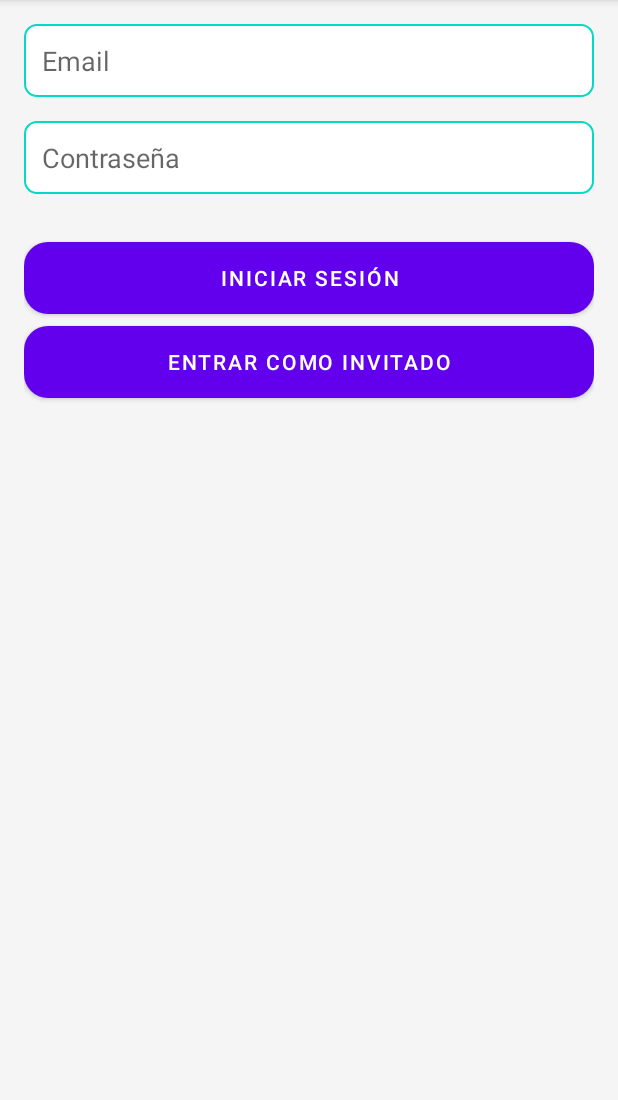
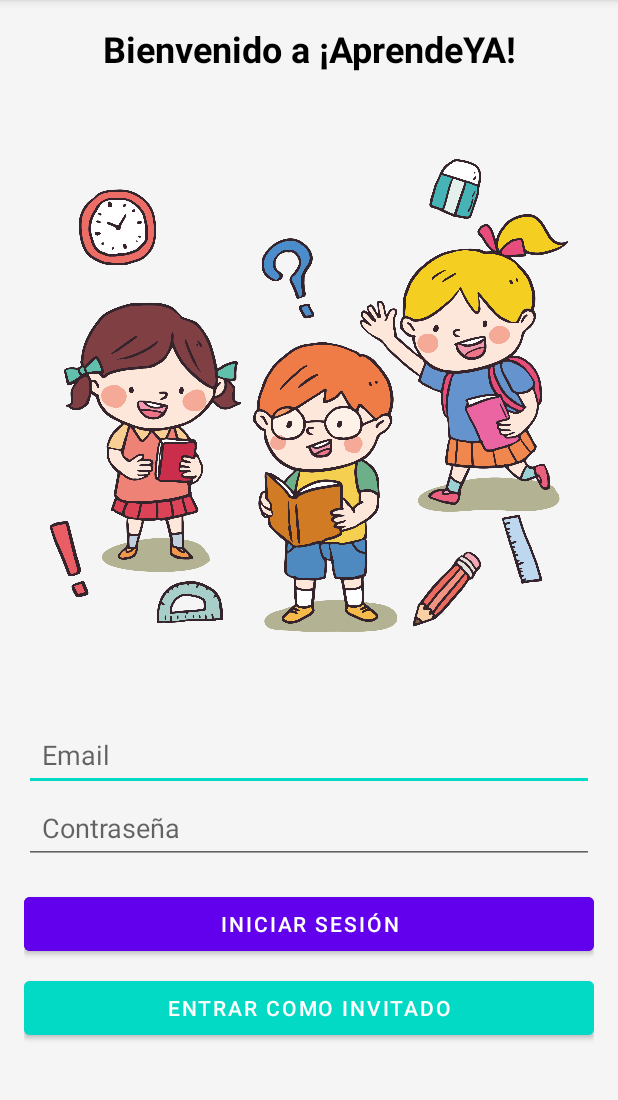
Before and after one commit to guidoftp/Aplicacion-IOT-BD, an Android app: the screen it shows after launch (LoginActivity), on a phone screen of 412 x 824 dp, the part 84-1184 px from its top. Run offline under Robolectric (Android 15) with nearby library versions, the phone set to English and light mode, and no system bars; our stand-ins replace Firebase (no records; nobody signed in at launch, a user with empty details on screens opened directly).

Commit message:
Un poco mas de diseño a la app

```diff
--- a/app/src/main/res/layout/activity_login.xml
+++ b/app/src/main/res/layout/activity_login.xml
@@ -1,59 +1,94 @@
 <?xml version="1.0" encoding="utf-8"?>
-<LinearLayout xmlns:android="http://schemas.android.com/apk/res/android"
+<androidx.constraintlayout.widget.ConstraintLayout
+    xmlns:android="http://schemas.android.com/apk/res/android"
     xmlns:app="http://schemas.android.com/apk/res-auto"
+    xmlns:tools="http://schemas.android.com/tools"
     android:layout_width="match_parent"
     android:layout_height="match_parent"
-    android:orientation="vertical"
     android:padding="16dp"
     android:background="@color/background_color">
 
+    <!-- Título de bienvenida -->
+    <TextView
+        android:id="@+id/textViewWelcome"
+        android:layout_width="wrap_content"
+        android:layout_height="wrap_content"
+        android:text="Bienvenido a ¡AprendeYA!"
+        android:textSize="24sp"
+        android:textStyle="bold"
+        android:textColor="@android:color/black"
+        app:layout_constraintTop_toTopOf="parent"
+        app:layout_constraintStart_toStartOf="parent"
+        app:layout_constraintEnd_toEndOf="parent"
+        android:layout_marginBottom="16dp" />
+
+    <!-- Imagen debajo del título -->
+    <ImageView
+        android:id="@+id/imageView3"
+        android:layout_width="345dp"
+        android:layout_height="430dp"
+        android:elevation="4dp"
+        app:layout_constraintEnd_toEndOf="parent"
+        app:layout_constraintStart_toStartOf="parent"
+        app:layout_constraintTop_toBottomOf="@id/textViewWelcome"
+        app:srcCompat="@drawable/loog" />
+
+    <!-- Campos de texto y botones en la parte inferior -->
     <EditText
         android:id="@+id/etEmail"
-        android:layout_width="match_parent"
+        android:layout_width="0dp"
         android:layout_height="wrap_content"
         android:hint="Email"
         android:inputType="textEmailAddress"
         android:padding="12dp"
-        android:background="@drawable/edit_text_background"
-        android:layout_marginBottom="16dp"/> <!-- Fondo con esquinas redondeadas -->
+        android:layout_marginBottom="16dp"
+        app:layout_constraintTop_toBottomOf="@id/imageView3"
+        app:layout_constraintStart_toStartOf="parent"
+        app:layout_constraintEnd_toEndOf="parent" />
 
     <EditText
         android:id="@+id/etPassword"
-        android:layout_width="match_parent"
+        android:layout_width="0dp"
         android:layout_height="wrap_content"
         android:hint="Contraseña"
         android:inputType="textPassword"
         android:padding="12dp"
-        android:background="@drawable/edit_text_background"
-        android:layout_marginBottom="16dp"/> <!-- Fondo con esquinas redondeadas -->
+        android:layout_marginBottom="16dp"
+        app:layout_constraintTop_toBottomOf="@id/etEmail"
+        app:layout_constraintStart_toStartOf="parent"
+        app:layout_constraintEnd_toEndOf="parent" />
 
     <ProgressBar
         android:id="@+id/progressBar"
         android:layout_width="wrap_content"
         android:layout_height="wrap_content"
-        android:layout_gravity="center"
-        android:visibility="gone"/>
+        android:visibility="gone"
+        app:layout_constraintTop_toBottomOf="@id/etPassword"
+        app:layout_constraintStart_toStartOf="parent"
+        app:layout_constraintEnd_toEndOf="parent" />
 
     <Button
         android:id="@+id/btnLogin"
-        android:layout_width="match_parent"
+        android:layout_width="0dp"
         android:layout_height="wrap_content"
         android:text="Iniciar sesión"
         android:layout_marginTop="16dp"
         android:backgroundTint="@color/colorPrimary"
         android:textColor="@android:color/white"
-        android:background="@drawable/button_background"
-        android:elevation="4dp"/> <!-- Fondo con esquinas redondeadas y sombra -->
+        app:layout_constraintTop_toBottomOf="@id/progressBar"
+        app:layout_constraintStart_toStartOf="parent"
+        app:layout_constraintEnd_toEndOf="parent" />
 
     <Button
         android:id="@+id/btnGuest"
-        android:layout_width="match_parent"
+        android:layout_width="0dp"
         android:layout_height="wrap_content"
         android:text="Entrar como Invitado"
         android:layout_marginTop="8dp"
         android:backgroundTint="@color/colorAccent"
         android:textColor="@android:color/white"
-        android:background="@drawable/button_background"
-        android:elevation="4dp"/> <!-- Fondo con esquinas redondeadas y sombra -->
+        app:layout_constraintTop_toBottomOf="@id/btnLogin"
+        app:layout_constraintStart_toStartOf="parent"
+        app:layout_constraintEnd_toEndOf="parent" />
 
-</LinearLayout>
+</androidx.constraintlayout.widget.ConstraintLayout>
```
Also changed, not shown: app/src/main/res/drawable/logohome.png (added), app/src/main/res/drawable/loog.png (added).
